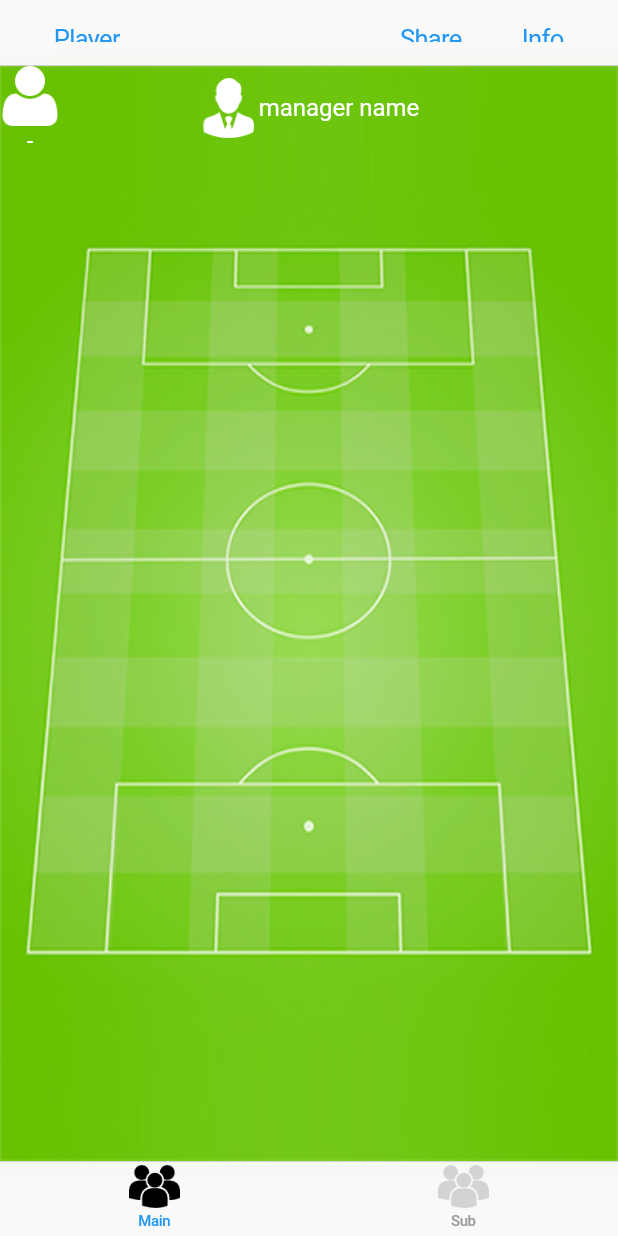
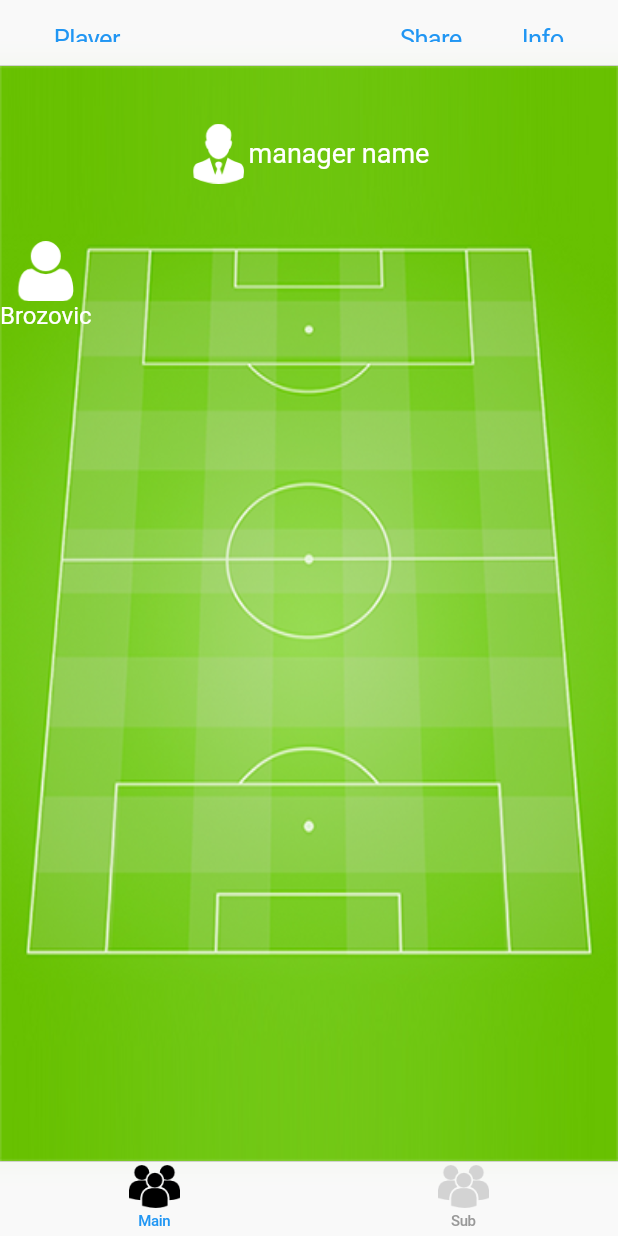
Before and after one commit to nick881006/Lineup, a Flutter app: the screen it shows after launch, on a phone screen of 412 x 824 dp. Run offline on Flutter 3.47's test engine with Material 2 defaults, Android fonts, the phone set to English and light mode, and no system bars.

Commit message:
put manager in the middle of field

```diff
--- a/lib/widgets/FieldWidget.dart
+++ b/lib/widgets/FieldWidget.dart
@@ -1,4 +1,5 @@
 import 'package:flutter/material.dart';
+import 'package:lineup/utils/Constants.dart';
 import 'package:lineup/widgets/Background.dart';
 import 'package:lineup/widgets/ManagerWidget.dart';
 import 'package:lineup/widgets/PlayerWidget.dart';
@@ -18,17 +19,22 @@ class FieldWidget extends StatefulWidget {
 class _FieldWidgetState extends State<FieldWidget> {
   @override
   Widget build(BuildContext context) {
+    double fieldHeight = MediaQuery.of(context).size.height - widget.appBarHeight - widget.tabBarHeight - widget.statusBarHeight;
+    double fieldWidth = MediaQuery.of(context).size.width;
+
+    double marginTop = (fieldHeight * Constants.fieldHeadRatio) / 2 - Constants.widgetSize/2;
+
     return new Stack(
         children: <Widget>[
           BackgroundWidget(
             imagePath: 'images/background.png',
           ),
           Container(
-            margin: const EdgeInsets.only(top: 8.0),
+            margin: EdgeInsets.only(top: marginTop),
             child: ManagerWidget(),
           ),
           PlayerWidget(
-            offset: Offset(0.0, 0.0),
+            offset: Offset(0.0, fieldHeight*0.16),
             appBarHeight: widget.appBarHeight,
             tabBarHeight: widget.tabBarHeight,
             statusBarHeight: widget.statusBarHeight,
--- a/lib/widgets/ManagerWidget.dart
+++ b/lib/widgets/ManagerWidget.dart
@@ -1,5 +1,5 @@
 import 'package:flutter/material.dart';
-import 'package:lineup/pages/PlayerDetailPage.dart';
+import 'package:lineup/utils/Constants.dart';
 
 class ManagerWidget extends StatefulWidget {
   @override
@@ -10,42 +10,24 @@ class _ManagerWidgetState extends State<ManagerWidget> {
   String name;
   //TODO image
 
-  bool isTapped = false;
-
-  void onTapDown(TapDownDetails tap){
-    setState(() {
-      isTapped = true;
-    });
-  }
-
-  void onTapUp(TapUpDetails tap) {
-    setState(() {
-      isTapped = false;
-    });
-
-    Navigator.push(
-        context,
-        MaterialPageRoute(builder: (context) => PlayerDetailPage())
-    );
-  }
-
   @override
   Widget build(BuildContext context) {
     return GestureDetector(
-      onTapDown: onTapDown,
-      onTapUp: onTapUp,
+      onTap: () {
+        Navigator.pushNamed(context, '/PlayerDetailPage');
+      },
       child: Row(
         mainAxisAlignment: MainAxisAlignment.center,
         children: <Widget>[
           ImageIcon(
             AssetImage('images/ic_manager.png'),
-            color: isTapped ? Colors.grey: Colors.white,
-            size: 40.0,
+            color: Colors.white,
+            size: Constants.widgetSize,
           ),
           Text(
             'manager name',
             style: TextStyle(
-                fontSize: 16.0,
+                fontSize: 18.0,
                 color: Colors.white
             ),
           ),
--- a/lib/widgets/PlayerWidget.dart
+++ b/lib/widgets/PlayerWidget.dart
@@ -1,5 +1,5 @@
 import 'package:flutter/material.dart';
-import 'package:lineup/pages/PlayerDetailPage.dart';
+import 'package:lineup/utils/Constants.dart';
 
 class PlayerWidget extends StatefulWidget {
   final Offset offset;
@@ -17,24 +17,6 @@ class _PlayerWidgetState extends State<PlayerWidget> {
   String name;
 
   Offset position = Offset(0.0, 0.0);
-//  bool isTapped = false;
-
-//  void onTapDown(TapDownDetails tap) {
-//    setState(() {
-//      isTapped = true;
-//    });
-//  }
-//
-//  void onTapUp(TapUpDetails tap) {
-//    setState(() {
-//      isTapped = false;
-//    });
-//
-//    Navigator.push(
-//        context,
-//        MaterialPageRoute(builder: (context) => PlayerDetailPage())
-//    );
-//  }
 
   @override
   void initState() {
@@ -53,10 +35,10 @@ class _PlayerWidgetState extends State<PlayerWidget> {
           ImageIcon(
             AssetImage('images/ic_player.png'),
             color: Colors.white,
-            size: 40.0,
+            size: Constants.widgetSize,
           ),
           Text(
-            '-',
+            'Brozovic',
             style: TextStyle(
                 fontSize: 16.0,
                 color: Colors.white
@@ -96,12 +78,12 @@ class _PlayerWidgetState extends State<PlayerWidget> {
                 dy = 0.0;
               }
 
-              if (dx > screenWidth - 40) {
-                dx = screenWidth - 40;
+              if (dx > screenWidth - Constants.widgetSize) {
+                dx = screenWidth - Constants.widgetSize;
               }
 
-              if (o.dy +  40 + widget.tabBarHeight > screenHeight) {
-                dy = screenHeight - 40 - widget.appBarHeight - widget.statusBarHeight - widget.tabBarHeight - 20;
+              if (o.dy + Constants.widgetSize + widget.tabBarHeight > screenHeight) {
+                dy = screenHeight - Constants.widgetSize - widget.appBarHeight - widget.statusBarHeight - widget.tabBarHeight - Constants.widgetSize/2;
               }
 
               position = new Offset(dx, dy);
```
